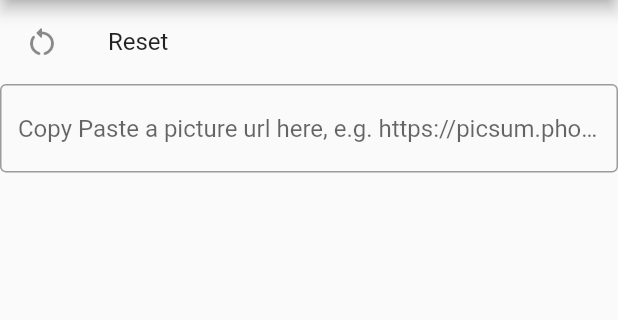
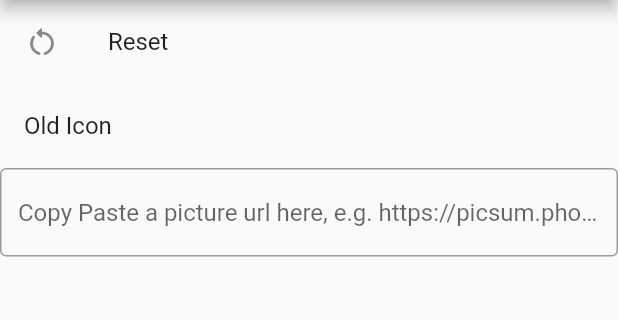
Before and after one commit to ActuallyHappening/SchoolBoxStyling, a Flutter app: the MainSchoolBoxIconRoute screen opened by its route, on a phone screen of 412 x 824 dp, the part 84-404 px from its top. Run offline on Flutter 3.47's test engine with Material 2 defaults, Android fonts, the phone set to English and light mode, and no system bars; our stand-ins replace flutter_colorpicker; missing offline and left inert: dart:js.

Commit message:
added older icon

```diff
--- a/schoolbox_styling/lib/main.dart
+++ b/schoolbox_styling/lib/main.dart
@@ -103,6 +103,15 @@ class MainSchoolBoxIconRoute extends StatelessWidget {
                   "/images/logo.php?logo=skin_logo_large&size=hidpi");
             },
           ),
+          ListTile(
+            // leading: const Icon(Icons.bento_rounded),
+            title: const Text("Old Icon"),
+            onTap: () {
+              // print("$propertyKey reset");
+              sendNewValue(KnownKeys.mainSchoolBoxIconURL,
+                  "https://raw.githubusercontent.com/ActuallyHappening/SchoolBoxStyling/master/styling/Old%20Icon.png");
+            },
+          ),
           Center(
             child: TextField(
               onChanged: (String text) {
```
